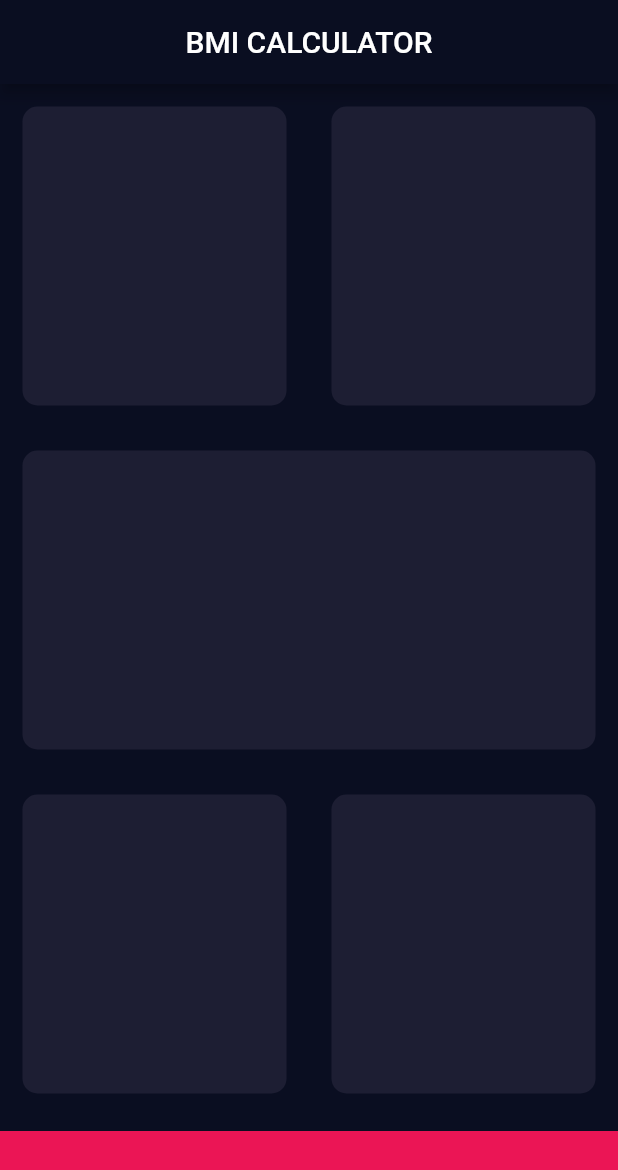
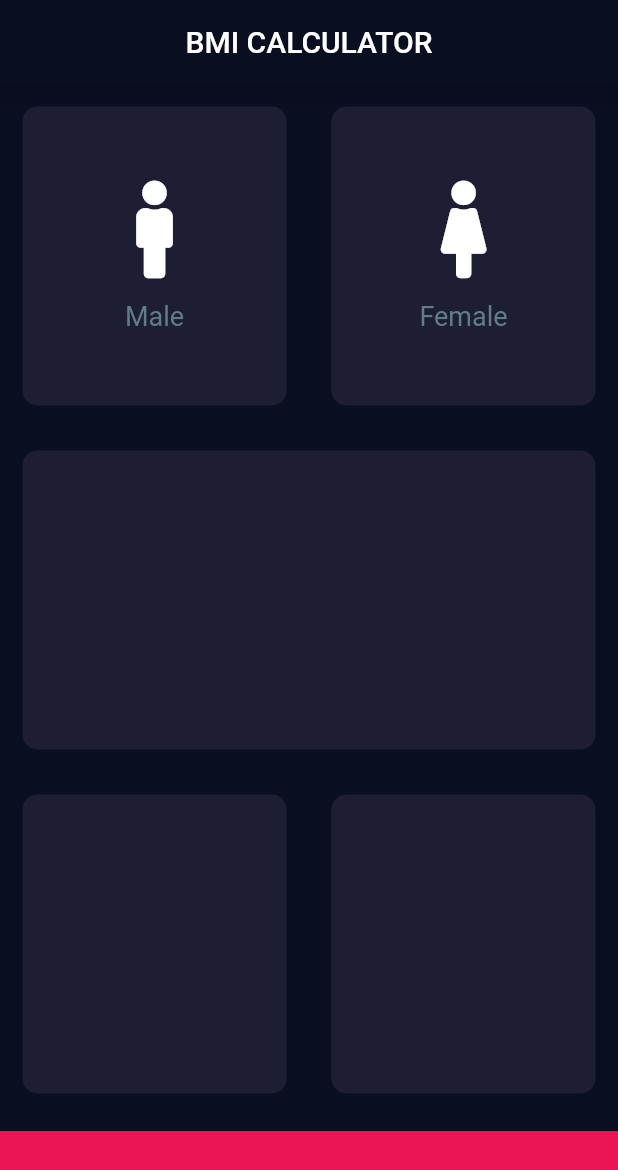
Before and after one commit to hrastogi123/BMI-App, a Flutter app: the screen it shows after launch, on a phone screen of 412 x 824 dp. Shown: the top 1170 px of the screen. Run offline on Flutter 3.47's test engine with Material 2 defaults, Android fonts, the phone set to English and light mode, and no system bars; our stand-ins replace font_awesome_flutter.

Commit message:
Refactor the Code

```diff
--- a/lib/InputPage.dart
+++ b/lib/InputPage.dart
@@ -1,6 +1,11 @@
 import 'package:flutter/material.dart';
+import 'package:font_awesome_flutter/font_awesome_flutter.dart';
+import 'card_content.dart';
+import 'resuable_card.dart';
 
 const bottomContainerHeight = 70.0;
+const activecardColor = Color(0xFF1D1E33);
+const inactivecardColor = Color(0xFF111328);
 
 class InputPage extends StatefulWidget {
   @override
@@ -14,36 +19,45 @@ class _InputPageState extends State<InputPage> {
         appBar: AppBar(
           title: Center(child: Text('BMI CALCULATOR')),
         ),
-        body: Column(
+        body: SafeArea(
+          child: Column(
             children: <Widget>[
               Expanded(
                   child: Row(
                 children: <Widget>[
                   Expanded(
                       child: ReuseableCard(
-                  colour: Color(0xFF1D1E33),
+                    colour: activecardColor,
+                    cardChild: CardContent(
+                      icons: FontAwesomeIcons.male,
+                      lable: 'Male',
+                    ),
                   )),
                   Expanded(
                     child: ReuseableCard(
-                    colour: Color(0xFF1D1E33),
+                      colour: activecardColor,
+                      cardChild: CardContent(
+                        icons: FontAwesomeIcons.female,
+                        lable: 'Female',
+                      ),
                     ),
                   )
                 ],
               )),
               Expanded(
                   child: ReuseableCard(
-              colour: Color(0xFF1D1E33),
+                colour: activecardColor,
               )),
               Expanded(
                   child: Row(
                 children: <Widget>[
                   Expanded(
                       child: ReuseableCard(
-                  colour: Color(0xFF1D1E33),
+                    colour: activecardColor,
                   )),
                   Expanded(
                       child: ReuseableCard(
-                  colour: Color(0xFF1D1E33),
+                    colour: activecardColor,
                   ))
                 ],
               )),
@@ -53,21 +67,7 @@ class _InputPageState extends State<InputPage> {
                 height: bottomContainerHeight,
               )
             ],
+          ),
         ));
   }
 }
-
-class ReuseableCard extends StatelessWidget {
-  ReuseableCard({@required this.colour});
-  final Color colour;
-  @override
-  Widget build(BuildContext context) {
-    return Container(
-      margin: EdgeInsets.all(15),
-      decoration: BoxDecoration(
-        color: colour,
-        borderRadius: BorderRadius.circular(10),
-      ),
-    );
-  }
-}
--- /dev/null
+++ b/lib/card_content.dart
@@ -0,0 +1,31 @@
+import 'package:flutter/material.dart';
+
+class CardContent extends StatelessWidget {
+  CardContent({this.icons, this.lable});
+
+  final IconData icons;
+  final String lable;
+
+  @override
+  Widget build(BuildContext context) {
+    return Column(
+      mainAxisAlignment: MainAxisAlignment.center,
+      children: <Widget>[
+        Icon(
+          icons,
+          size: 65,
+        ),
+        SizedBox(
+          height: 15,
+        ),
+        Text(
+          lable,
+          style: TextStyle(
+            color: Colors.blueGrey,
+            fontSize: 18.0,
+          ),
+        )
+      ],
+    );
+  }
+}
--- /dev/null
+++ b/lib/resuable_card.dart
@@ -0,0 +1,18 @@
+import 'package:flutter/material.dart';
+
+class ReuseableCard extends StatelessWidget {
+  ReuseableCard({@required this.colour, this.cardChild});
+  final Color colour;
+  final Widget cardChild;
+  @override
+  Widget build(BuildContext context) {
+    return Container(
+      child: cardChild,
+      margin: EdgeInsets.all(15),
+      decoration: BoxDecoration(
+        color: colour,
+        borderRadius: BorderRadius.circular(10),
+      ),
+    );
+  }
+}
--- a/pubspec.yaml
+++ b/pubspec.yaml
@@ -28,6 +28,7 @@ dependencies:
   # The following adds the Cupertino Icons font to your application.
   # Use with the CupertinoIcons class for iOS style icons.
   cupertino_icons: ^0.1.3
+  font_awesome_flutter: ^8.8.1
 
 dev_dependencies:
   flutter_test:
```
Also changed, not shown: pubspec.lock. Lines whose indentation alone changed are shown as unchanged.
